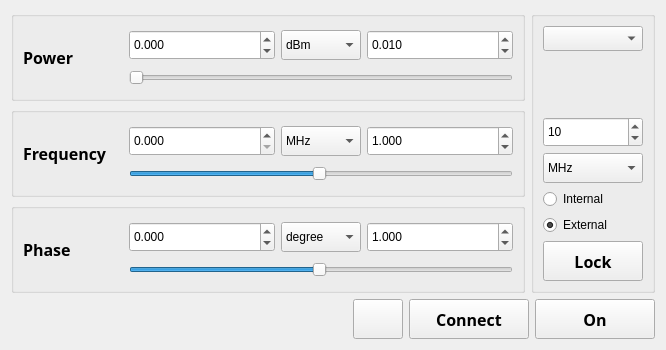
Qt form Client/devices/RF/ui_resources/sub_widgets/channel_groupbox_ui.ui (jhjeong32snu/QtDeviceServer_for_IonTrap_v2) before a commit.
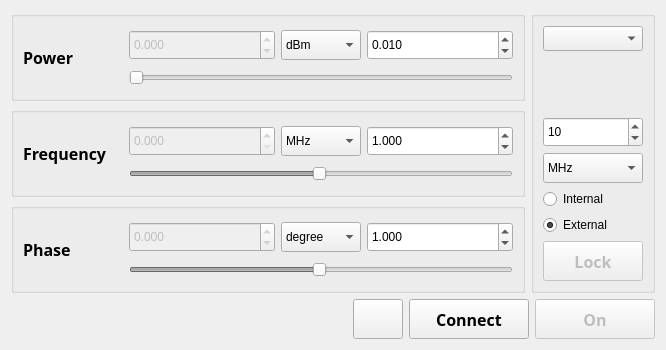
The same form after that commit. Icons and pictures are not drawn.

```diff
--- a/Client/devices/RF/ui_resources/sub_widgets/channel_groupbox_ui.ui
+++ b/Client/devices/RF/ui_resources/sub_widgets/channel_groupbox_ui.ui
@@ -63,6 +63,9 @@
              <layout class="QHBoxLayout" name="horizontalLayout_9">
               <item>
                <widget class="QDoubleSpinBox" name="SPB_power">
+                <property name="enabled">
+                 <bool>false</bool>
+                </property>
                 <property name="minimumSize">
                  <size>
                   <width>80</width>
@@ -195,6 +198,9 @@
              <layout class="QHBoxLayout" name="horizontalLayout_11">
               <item>
                <widget class="QDoubleSpinBox" name="SPB_freq">
+                <property name="enabled">
+                 <bool>false</bool>
+                </property>
                 <property name="minimumSize">
                  <size>
                   <width>80</width>
@@ -269,6 +275,9 @@
             </item>
             <item>
              <widget class="QSlider" name="SLB_freq">
+              <property name="enabled">
+               <bool>false</bool>
+              </property>
               <property name="maximum">
                <number>99</number>
               </property>
@@ -324,6 +333,9 @@
              <layout class="QHBoxLayout" name="horizontalLayout_13">
               <item>
                <widget class="QDoubleSpinBox" name="SPB_phase">
+                <property name="enabled">
+                 <bool>false</bool>
+                </property>
                 <property name="minimumSize">
                  <size>
                   <width>80</width>
@@ -396,6 +408,9 @@
             </item>
             <item>
              <widget class="QSlider" name="SLB_phase">
+              <property name="enabled">
+               <bool>false</bool>
+              </property>
               <property name="value">
                <number>49</number>
               </property>
@@ -508,6 +523,9 @@
         </item>
         <item>
          <widget class="QPushButton" name="BTN_lock">
+          <property name="enabled">
+           <bool>false</bool>
+          </property>
           <property name="minimumSize">
            <size>
             <width>100</width>
@@ -605,6 +623,9 @@
      </item>
      <item>
       <widget class="QPushButton" name="BTN_on">
+       <property name="enabled">
+        <bool>false</bool>
+       </property>
        <property name="minimumSize">
         <size>
          <width>120</width>
```
Left out of the diff: 21 changed lines with no effect on the pictures.
